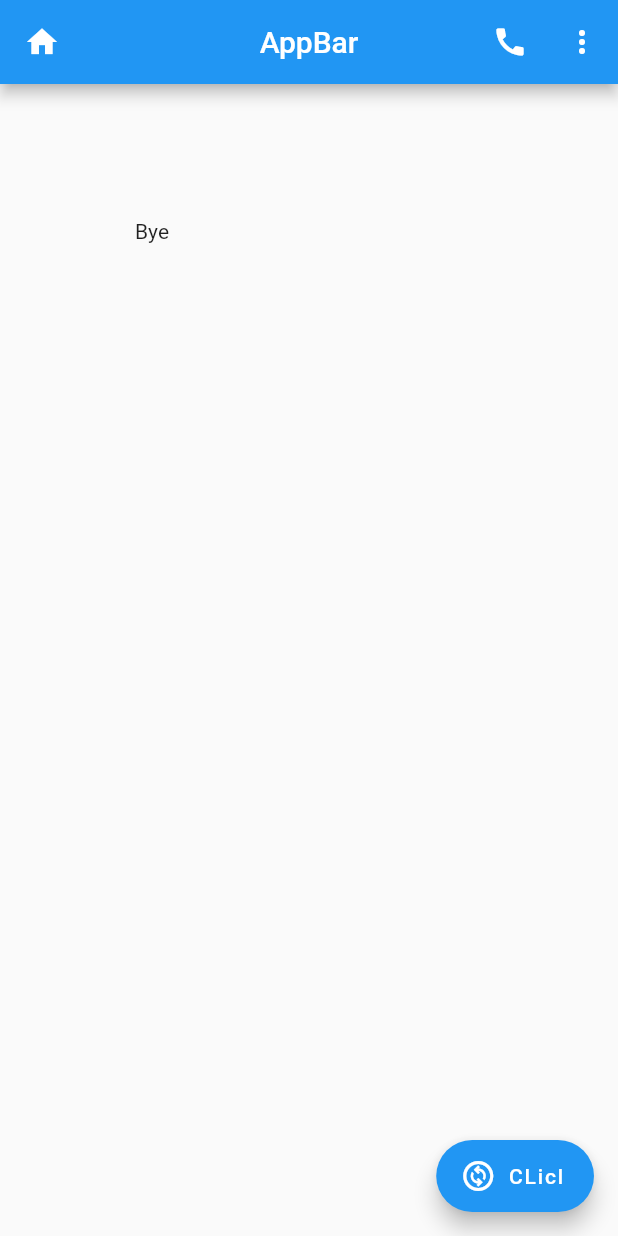
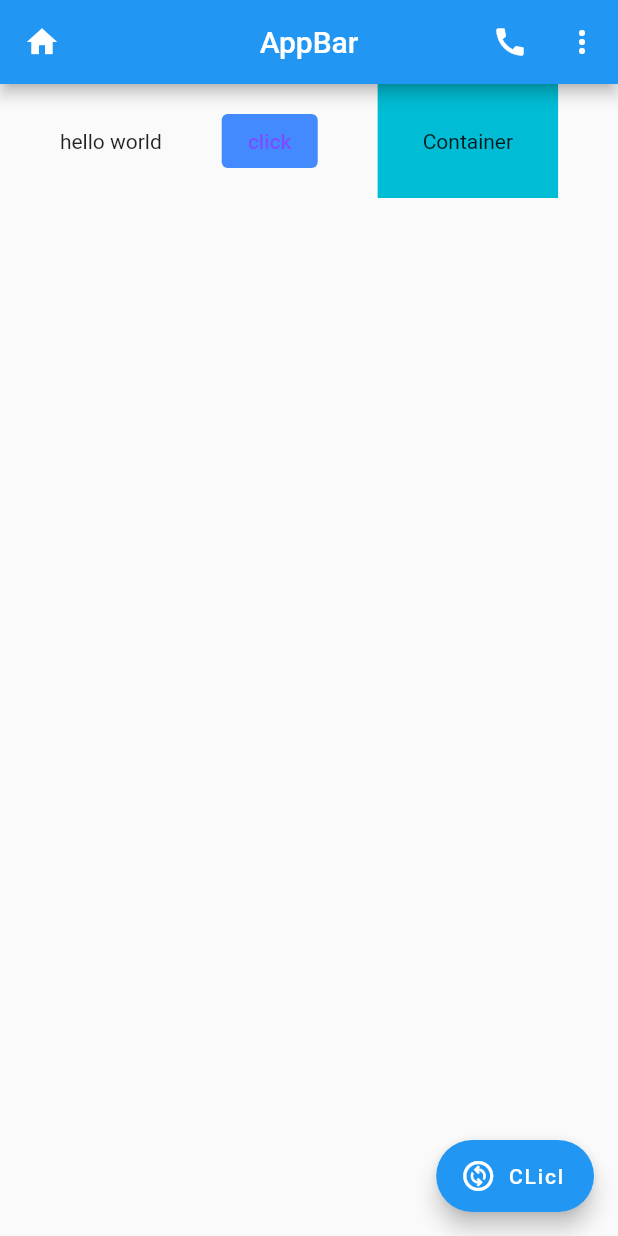
Before and after one commit to Underemployed/myApp, a Flutter app: the screen it shows after launch, on a phone screen of 412 x 824 dp. Run offline on Flutter 3.47's test engine with Material 2 defaults, Android fonts, the phone set to English and light mode, and no system bars; missing offline and left inert: dart:ffi.

Commit message:
day2_rows

```diff
--- a/lib/main.dart
+++ b/lib/main.dart
@@ -20,9 +20,19 @@ class Home extends StatelessWidget {
         leading:IconButton(onPressed: (){},icon: Icon(Icons.home),),
           actions: [IconButton(onPressed:(){},icon:Icon(Icons.call)),IconButton(onPressed: (){}, icon:Icon(Icons.more_vert_sharp))],
     ),
-      body:Padding(
-        padding: EdgeInsets.all(90.0),
-        child: Text("Bye"),
+      body:Row(
+        mainAxisAlignment: MainAxisAlignment.spaceEvenly,
+        crossAxisAlignment: CrossAxisAlignment.center,
+        children: <Widget>[
+          Text("hello world"),
+          TextButton(onPressed: (){},child: Text("click"),style: TextButton.styleFrom(backgroundColor:Colors.blueAccent,foregroundColor: Colors.deepPurpleAccent)
+          ),
+          Container(
+            color: Colors.cyan,
+            padding: EdgeInsets.all(30.0),
+            child: Text("Container"),
+          )
+        ],
       ),
       floatingActionButton: FloatingActionButton.extended(
         onPressed: (){},label:Text("CLicl"),icon:Icon(Icons.change_circle_outlined),backgroundColor: Colors.blueAccent[300],
```
Also changed, not shown: assets/day2_rows.png (added), assets/wood.jpg (deleted), 1 other file.
